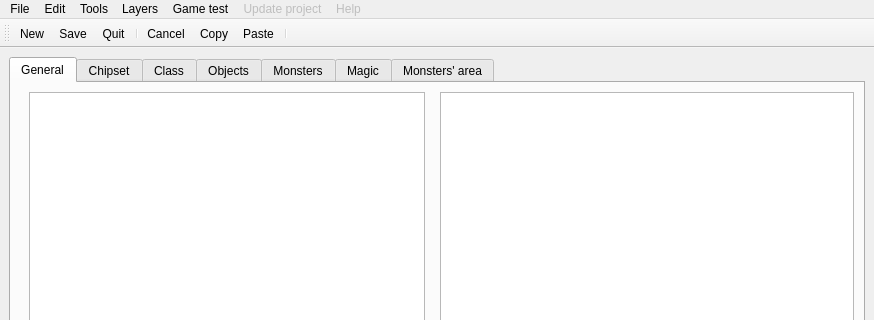
Qt form mainwindow.ui (dummymeuporg/dummyeditor) before a commit; both pictures show x 0 to 874 and y 0 to 320 of the 874 by 644 pixel window.
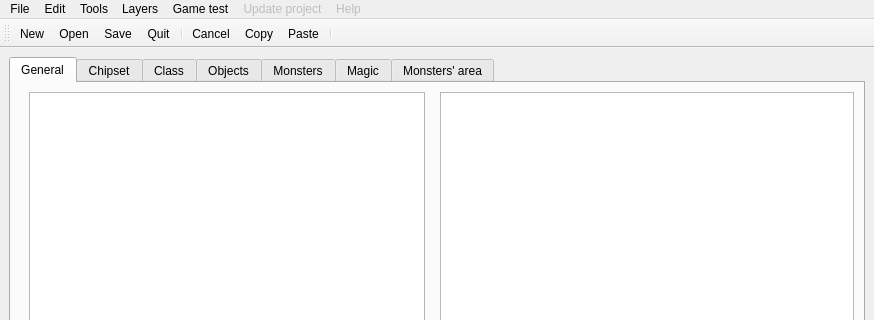
The same form after that commit. Icons and pictures are not drawn. Custom widgets are drawn as their Qt base class.

Diff of the .ui file:
```diff
--- a/mainwindow.ui
+++ b/mainwindow.ui
@@ -546,6 +546,7 @@
     <bool>false</bool>
    </attribute>
    <addaction name="actionNew"/>
+   <addaction name="actionOpen"/>
    <addaction name="actionSave"/>
    <addaction name="actionQuit"/>
    <addaction name="separator"/>
```
Left out of the diff: 47 changed lines with no effect on the pictures.
